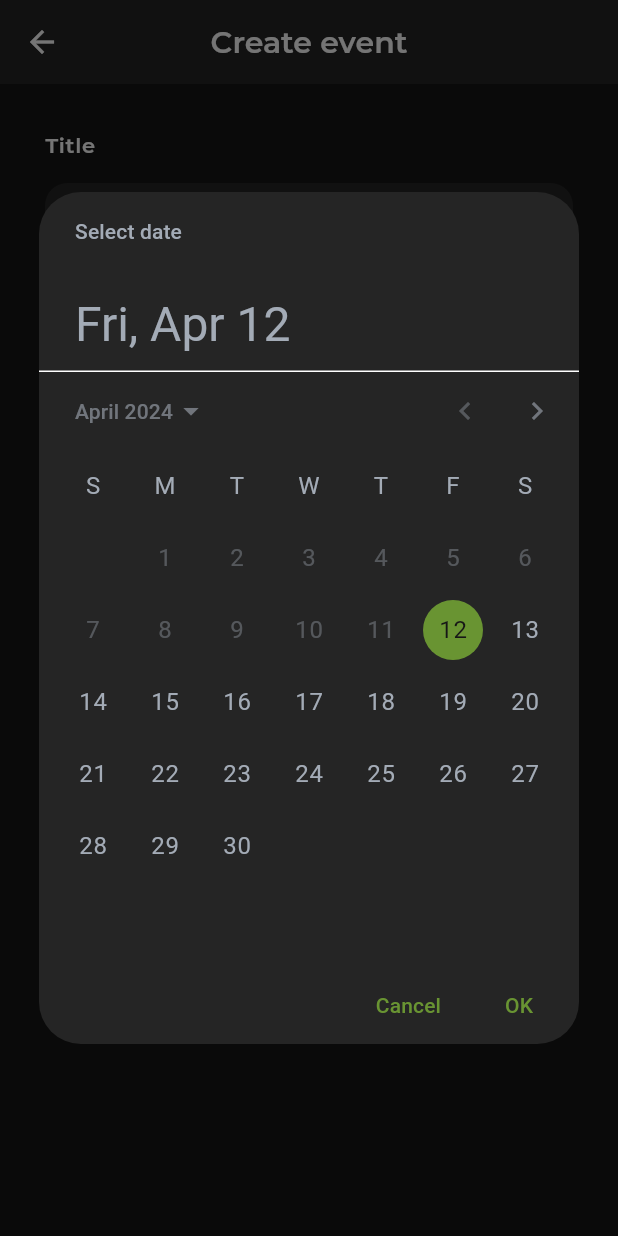
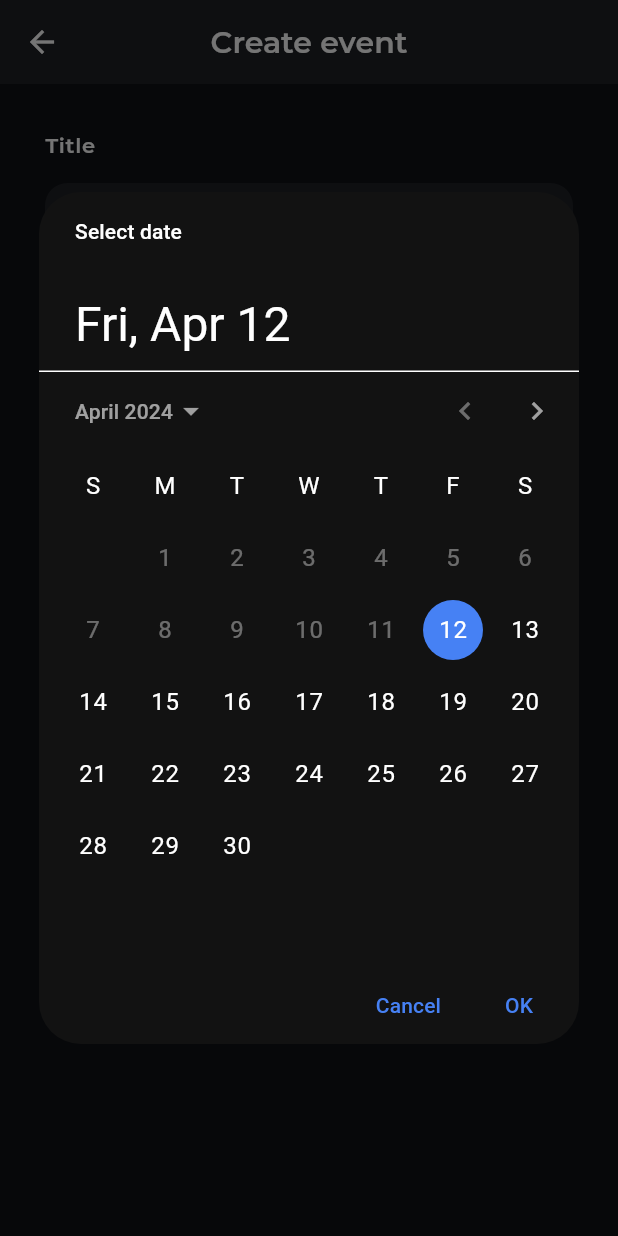
Before and after one commit to gusamyky/planner_app, a Flutter app: the CreateEditEventPage screen opened by its route, after a tap on an icon or button, on a phone screen of 412 x 824 dp. Run offline on Flutter 3.47's test engine with Material 3 defaults, Android fonts, the phone set to English and light mode, and no system bars; our stand-ins replace auto_route, flutter_bloc, flutter_local_notifications, flutter_svg, fluttertoast, freezed_annotation and 3 more; accounts and stored records are empty; generated files the repository leaves out were written again; Roboto replaces fonts that are missing (Poppins); project files that could hold a hidden picture were left out.

Commit message:
colors changes

```diff
--- a/lib/src/config/styles/app_colors.dart
+++ b/lib/src/config/styles/app_colors.dart
@@ -1,15 +1,14 @@
 import 'dart:ui' show Color;
 
 class AppColors {
-  static const Color black = Color(0xff161616);
+  static const Color black = Color(0xff0F1116);
   static const Color white = Color(0xffffffff);
 
-  static const Color gray = Color(0xff2e2e2e);
-  static const Color gray2 = Color(0xff252525);
-  static const Color olive = Color(0xff699432);
+  static const Color gray = Color(0xff313336);
+  static const Color gray2 = Color(0xff1F2125);
+  static const Color green = Color(0xff33b249);
 
   static const Color lightgray = Color(0xffA3ABB6);
-  static const Color blue = Color(0xff27C1F1);
-  static const Color green = Color(0xff4EDC01);
+  static const Color blue = Color(0xff4681f4);
   static const Color orange = Color(0xffE5A100);
 }
--- a/lib/src/config/styles/app_theme.dart
+++ b/lib/src/config/styles/app_theme.dart
@@ -77,7 +77,7 @@ class AppTheme {
 class _DarkTheme {
   static ColorScheme get colorScheme {
     return const ColorScheme.dark(
-      primary: Palette.selected,
+      primary: Palette.backgroundColor,
       outline: Palette.selected,
       background: Palette.backgroundColor,
       primaryContainer: Palette.tileColor,
@@ -88,7 +88,7 @@ class _DarkTheme {
   static ElevatedButtonThemeData get elevatedButtonTheme {
     return ElevatedButtonThemeData(
       style: ElevatedButton.styleFrom(
-        backgroundColor: AppColors.olive,
+        backgroundColor: AppColors.green,
         foregroundColor: AppColors.white,
         textStyle: const TextStyle(
           fontSize: 12,
@@ -156,7 +156,7 @@ class _DarkTheme {
       borderColor: Palette.selected,
       selectedColor: AppColors.black,
       color: AppColors.black,
-      fillColor: AppColors.olive,
+      fillColor: AppColors.green,
       borderRadius: BorderRadius.circular(Constants.toggleButtonsRadius),
       textStyle: const TextStyle(
         fontSize: 12,
--- a/lib/src/config/styles/palette.dart
+++ b/lib/src/config/styles/palette.dart
@@ -5,7 +5,7 @@ class Palette {
   static const Color backgroundColor = AppColors.black;
   static const Color tileColor = AppColors.gray;
   static const Color navBarColor = AppColors.gray2;
-  static const Color selected = AppColors.olive;
+  static const Color selected = AppColors.green;
   static const Color unselected = AppColors.white;
 
   static const Color storyColor = AppColors.lightgray;
--- a/lib/src/modules/pages/event/create_edit_event/create_edit_event.dart
+++ b/lib/src/modules/pages/event/create_edit_event/create_edit_event.dart
@@ -165,10 +165,9 @@ class _DateIndicator extends StatelessWidget {
           builder: (context, child) => Theme(
               data: ThemeData().copyWith(
                   colorScheme: const ColorScheme.dark(
-                      primary: Palette.selected,
-                      onPrimary: Palette.backgroundColor,
-                      surface: AppColors.gray2,
-                      onSurface: AppColors.lightgray),
+                    primary: Palette.toDoColor,
+                    onPrimary: AppColors.white,
+                  ),
                   dialogBackgroundColor: AppColors.black),
               child: child!),
           initialEntryMode: DatePickerEntryMode.calendarOnly,
```
Also changed, not shown: lib/src/modules/widgets/event_tile.dart (+18 -1 lines), 1 other file.
